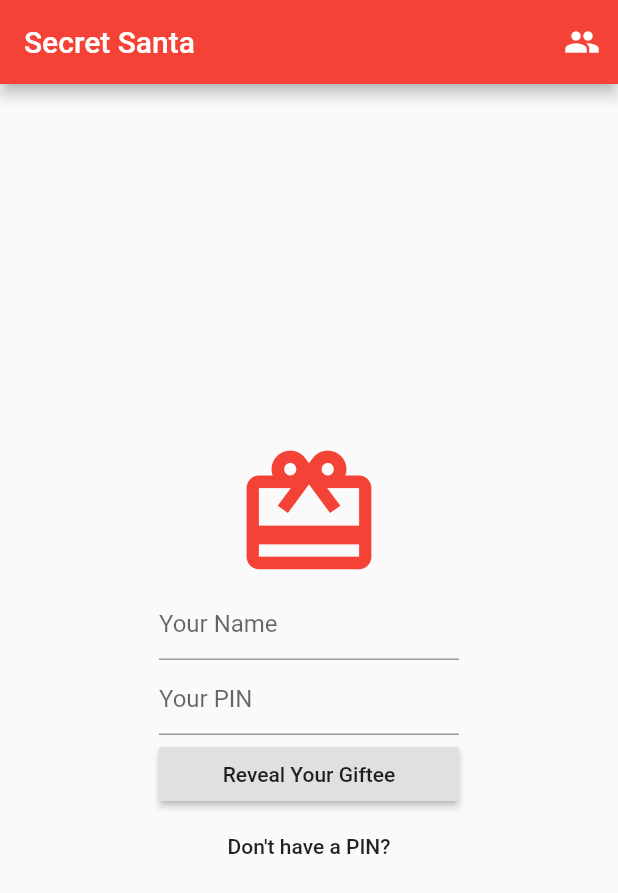
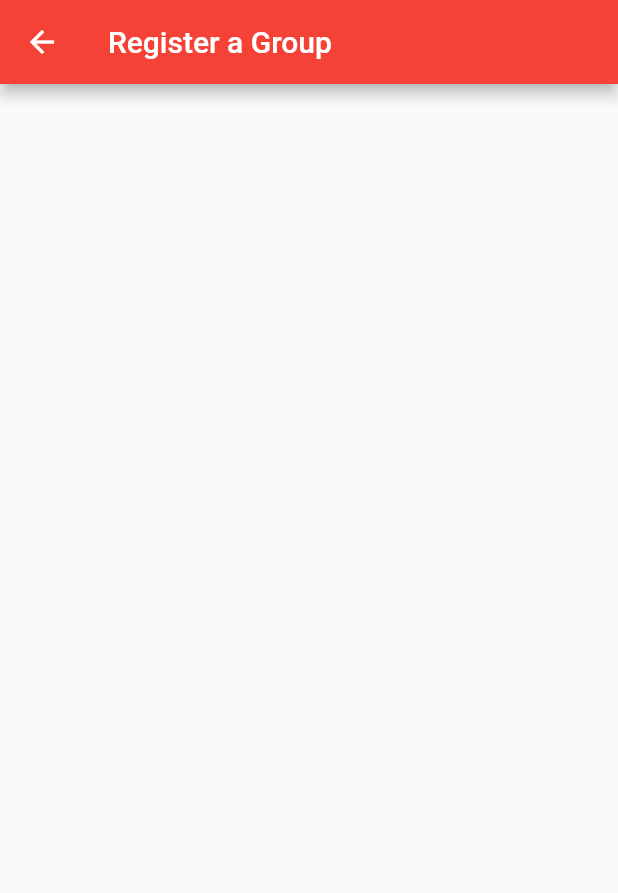
Before and after one commit to AroonNarayanan/SecretSantaFlutter, a Flutter app: the screen it shows after launch, after a tap on an icon or button, on a phone screen of 412 x 824 dp. Shown: the top 893 px of the screen. Run offline on Flutter 3.47's test engine with Material 2 defaults, Android fonts, the light colour scheme and no system bars.

Commit message:
Added register family screen

```diff
--- a/lib/login.dart
+++ b/lib/login.dart
@@ -1,5 +1,8 @@
 import 'dart:async';
 import 'dart:convert';
+
+import './resources.dart';
+import './register.dart';
 
 import 'package:flutter/cupertino.dart';
 import 'package:flutter/material.dart';
@@ -75,7 +78,11 @@ class LoginScreenState extends State<LoginScreen> {
                 constraints: BoxConstraints(minWidth: double.infinity),
                 child: FlatButton(
                   child: Text('Don\'t have a PIN?'),
-                  onPressed: () {},
+                  onPressed: () {
+                    Navigator.of(context).push(new MaterialPageRoute(builder: (BuildContext newPageContext) {
+                      return RegisterFamilyScreen();
+                    }));
+                  },
                 ),
               ),
             )
@@ -92,7 +99,7 @@ class LoginScreenState extends State<LoginScreen> {
         .push(new MaterialPageRoute(builder: (BuildContext context) {
       return Scaffold(
         appBar: AppBar(
-          title: Text('Secret Santa'),
+          title: Text(Strings.secretSanta),
         ),
         body: Santa(nameController.text, pinController.text),
       );
--- a/lib/main.dart
+++ b/lib/main.dart
@@ -5,6 +5,8 @@ import 'package:flutter/cupertino.dart';
 import 'package:flutter/material.dart';
 import 'package:http/http.dart' as http;
 import './login.dart';
+import './resources.dart';
+import './register.dart';
 
 void main() => runApp(MyApp());
 
@@ -12,7 +14,7 @@ class MyApp extends StatelessWidget {
   @override
   Widget build(BuildContext context) {
     return MaterialApp(
-      title: 'Secret Santa',
+      title: Strings.secretSanta,
       home: Home(),
       theme: new ThemeData(primaryColor: Colors.red, accentColor: Colors.white),
     );
@@ -37,13 +39,13 @@ class HomeState extends State<Home> {
   Widget build(BuildContext context) {
     return Scaffold(
       appBar: AppBar(
-        title: Text('Secret Santa'),
+        title: Text(Strings.secretSanta),
         actions: <Widget>[
           IconButton(
             icon: Icon(Icons.people),
             onPressed: () {
-              Navigator.of(context)
-                  .push(new MaterialPageRoute(builder: (BuildContext secondContext) {
+              Navigator.of(context).push(
+                  new MaterialPageRoute(builder: (BuildContext secondContext) {
                 return _pinScreen(secondContext);
               }));
             },
@@ -72,7 +74,17 @@ class HomeState extends State<Home> {
         },
       ),
       appBar: AppBar(
-        title: Text('Your Family'),
+        title: Text(Strings.yourGroup),
+        actions: <Widget>[
+          IconButton(
+            icon: Icon(Icons.add),
+            onPressed: () {
+              Navigator.of(context).push(new MaterialPageRoute(builder: (BuildContext newPageContext) {
+                return RegisterFamilyScreen();
+              }));
+            },
+          )
+        ],
       ),
     );
   }
@@ -80,7 +92,7 @@ class HomeState extends State<Home> {
   Widget _pinScreen(BuildContext context) {
     return Scaffold(
       appBar: AppBar(
-        title: Text('Your Family'),
+        title: Text(Strings.yourGroup),
       ),
       body: Column(
         crossAxisAlignment: CrossAxisAlignment.center,
@@ -98,7 +110,7 @@ class HomeState extends State<Home> {
             height: 50.0,
             constraints: BoxConstraints(maxWidth: 200.0),
             child: TextField(
-              decoration: InputDecoration(hintText: 'Family ID'),
+              decoration: InputDecoration(hintText: 'Group ID'),
               controller: passphraseController,
             ),
           ),
@@ -107,7 +119,7 @@ class HomeState extends State<Home> {
             child: ConstrainedBox(
               constraints: BoxConstraints(minWidth: double.infinity),
               child: RaisedButton(
-                child: Text('View Family'),
+                child: Text('View Group'),
                 onPressed: () {
                   if (passphraseController.text != "") {
                     Navigator.of(context).push(
--- /dev/null
+++ b/lib/register.dart
@@ -0,0 +1,22 @@
+import 'dart:async';
+import 'dart:convert';
+
+import 'package:flutter/cupertino.dart';
+import 'package:flutter/material.dart';
+import 'package:http/http.dart' as http;
+
+class RegisterFamilyScreenState extends State<RegisterFamilyScreen> {
+  @override
+  Widget build(BuildContext context) {
+    return Scaffold(
+      appBar: AppBar(
+        title: Text('Register a Group'),
+      ),
+    );
+  }
+}
+
+class RegisterFamilyScreen extends StatefulWidget {
+  @override
+  RegisterFamilyScreenState createState() => new RegisterFamilyScreenState();
+}
--- /dev/null
+++ b/lib/resources.dart
@@ -0,0 +1,4 @@
+class Strings {
+  static const yourGroup = 'Your Group';
+  static const secretSanta = 'Secret Santa';
+}
```
